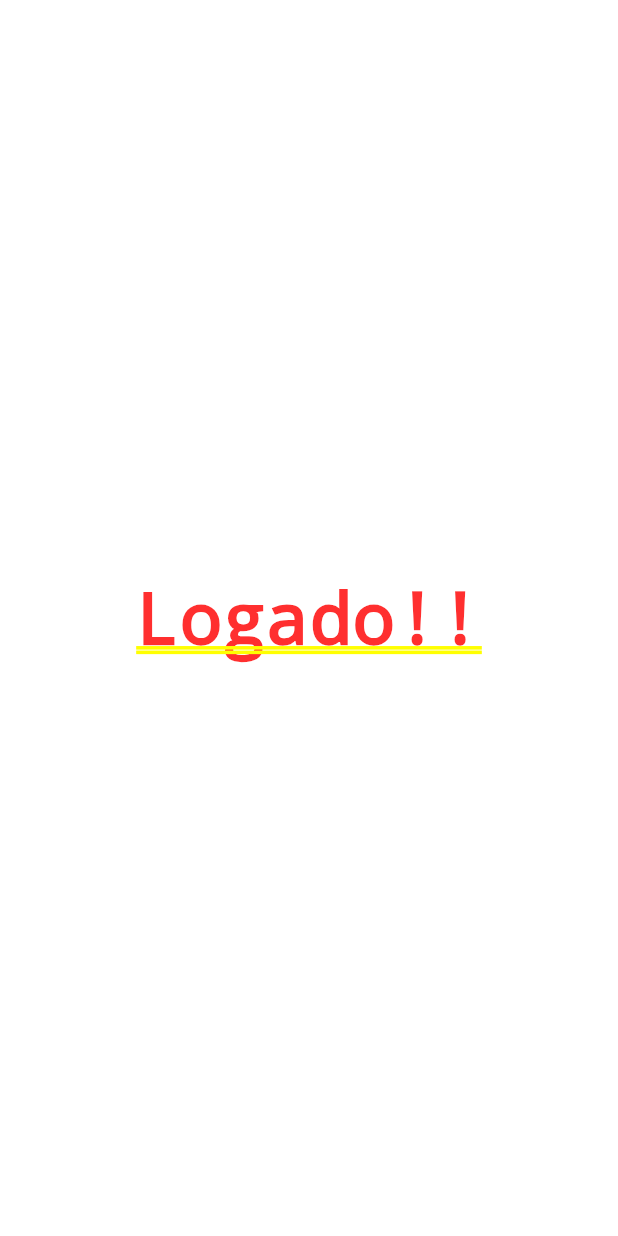
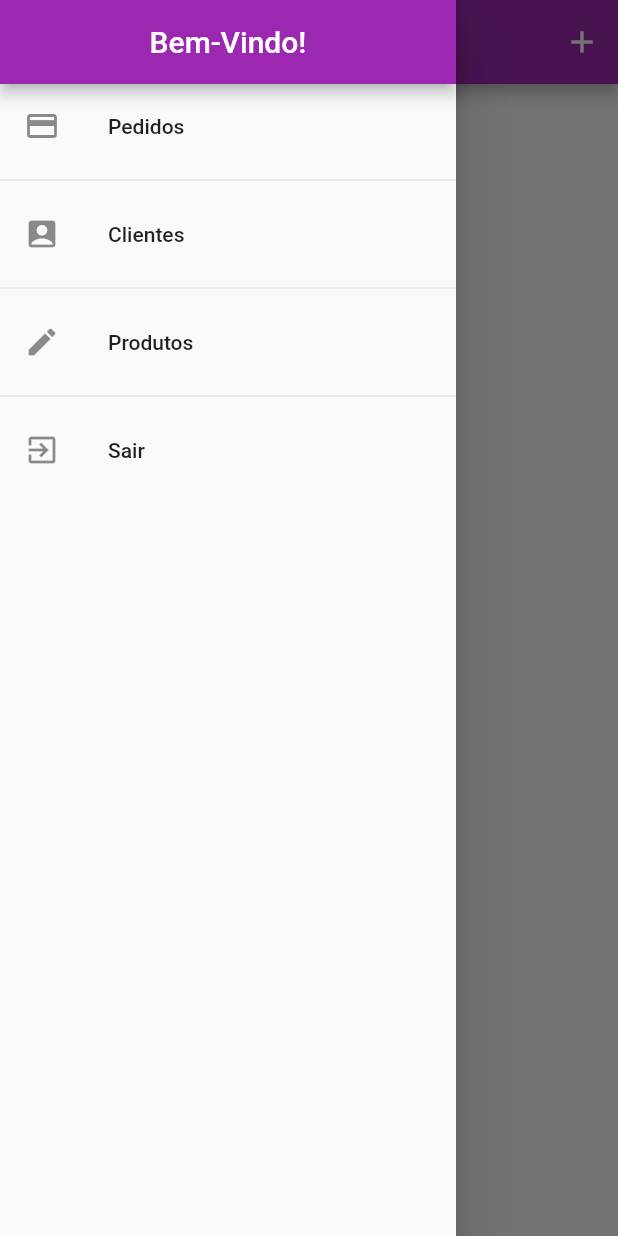
Before and after one commit to victorwolff39/mercos_challenge, a Flutter app: the screen it shows once a user with an empty profile is signed in, with the side drawer open (before the commit the screen has no drawer), on a phone screen of 412 x 824 dp. Run offline on Flutter 3.47's test engine with Material 2 defaults, Android fonts, the phone set to English and light mode, and no system bars; our stand-ins replace firebase_auth, firebase_core, fluttertoast; accounts and stored records are empty.

Commit message:
Adicionado:  - Esqueleto da tela principal home_screen.dart  - AppDrawer para tela principal (main_drawer.dart)

```diff
--- a/lib/main.dart
+++ b/lib/main.dart
@@ -2,9 +2,10 @@ import 'package:firebase_auth/firebase_auth.dart';
 import 'package:firebase_core/firebase_core.dart';
 import 'package:flutter/material.dart';
 import 'package:mercos_challenge/providers/clients_provider.dart';
+import 'package:mercos_challenge/ui/screens/auth_screen.dart';
+import 'package:mercos_challenge/ui/screens/home_screen.dart';
 import 'package:provider/provider.dart';
 import 'package:mercos_challenge/providers/products_provider.dart';
-import 'package:mercos_challenge/ui/screens/auth/auth_screen.dart';
 import 'package:mercos_challenge/ui/screens/splash_screen.dart';
 
 void main() {
@@ -56,7 +57,7 @@ class MyApp extends StatelessWidget {
                    */
                   return AuthScreen();
                 } else {
-                  return Center(child: Text("Logado!!"));
+                  return HomeScreen();
                 }
               },
             ),
--- a/lib/services/authentication.dart
+++ b/lib/services/authentication.dart
@@ -35,4 +35,8 @@ class Authentication {
     }
     return null;
   }
+
+  void signOut() {
+     _auth.signOut();
+  }
 }
--- a/lib/ui/screens/auth/auth_screen.dart
+++ b/lib/ui/screens/auth_screen.dart
@@ -2,7 +2,7 @@ import 'package:fluttertoast/fluttertoast.dart';
 import 'package:flutter/material.dart';
 import 'package:mercos_challenge/models/auth_data.dart';
 import 'package:mercos_challenge/services/authentication.dart';
-import 'package:mercos_challenge/ui/wisgets/auth/auth_form.dart';
+import 'package:mercos_challenge/ui/wisgets/form/auth_form.dart';
 
 class AuthScreen extends StatefulWidget {
   @override
--- /dev/null
+++ b/lib/ui/screens/home_screen.dart
@@ -0,0 +1,37 @@
+import 'package:flutter/material.dart';
+import 'package:mercos_challenge/ui/wisgets/drawer/main_drawer.dart';
+
+class HomeScreen extends StatefulWidget {
+  @override
+  _HomeScreenState createState() => _HomeScreenState();
+}
+
+class _HomeScreenState extends State<HomeScreen> {
+  int _screenIndex = 0;
+  List<Map> _screens = [
+    {"title": "Pedidos", "screen": Center(child: Text("Pedidos"))},
+    {"title": "Clientes", "screen": Center(child: Text("Clientes"))},
+    {"title": "Produtos", "screen": Center(child: Text("Produtos"))}
+  ];
+
+  void selectScreen(int screen) {
+    setState(() {
+      _screenIndex = screen;
+    });
+  }
+
+  @override
+  Widget build(BuildContext context) {
+    return Scaffold(
+        appBar: AppBar(
+          actions: [
+            if (_screenIndex == 0)
+              IconButton(icon: Icon(Icons.add), onPressed: () {})
+          ],
+          title: Text(_screens[_screenIndex]["title"]),
+          centerTitle: true,
+        ),
+        drawer: MainDrawer(selectScreen),
+        body: _screens[_screenIndex]["screen"]);
+  }
+}
--- /dev/null
+++ b/lib/ui/wisgets/drawer/main_drawer.dart
@@ -0,0 +1,57 @@
+import 'package:flutter/material.dart';
+import 'package:mercos_challenge/services/authentication.dart';
+
+class MainDrawer extends StatelessWidget {
+  final Function(int) select;
+
+  MainDrawer(this.select);
+
+  @override
+  Widget build(BuildContext context) {
+    return Drawer(
+      child: Column(
+        children: [
+          AppBar(
+            title: Text('Bem-Vindo!'),
+            centerTitle: true,
+            automaticallyImplyLeading: false,
+          ),
+          ListTile(
+            leading: Icon(Icons.payment),
+            title: Text('Pedidos'),
+            onTap: () {
+              select(0);
+              Navigator.pop(context);
+            },
+          ),
+          Divider(),
+          ListTile(
+            leading: Icon(Icons.account_box_rounded),
+            title: Text('Clientes'),
+            onTap: () {
+              select(1);
+              Navigator.pop(context);
+            },
+          ),
+          Divider(),
+          ListTile(
+            leading: Icon(Icons.edit),
+            title: Text('Produtos'),
+            onTap: () {
+              select(2);
+              Navigator.pop(context);
+            },
+          ),
+          Divider(),
+          ListTile(
+            leading: Icon(Icons.exit_to_app),
+            title: Text('Sair'),
+            onTap: () {
+              Authentication().signOut();
+            },
+          ),
+        ],
+      ),
+    );
+  }
+}
--- /dev/null
+++ b/lib/utils/constants/app_routes.dart
@@ -0,0 +1,6 @@
+class AppRoutes {
+  static const AUTH_HOME = '/';
+  static const HOME = '/home';
+  static const PRODUCTS = '/products';
+  static const ORDERS = '/orders';
+}
```
Also changed, not shown: lib/ui/wisgets/form/auth_form.dart (renamed from lib/ui/wisgets/auth/auth_form.dart).
